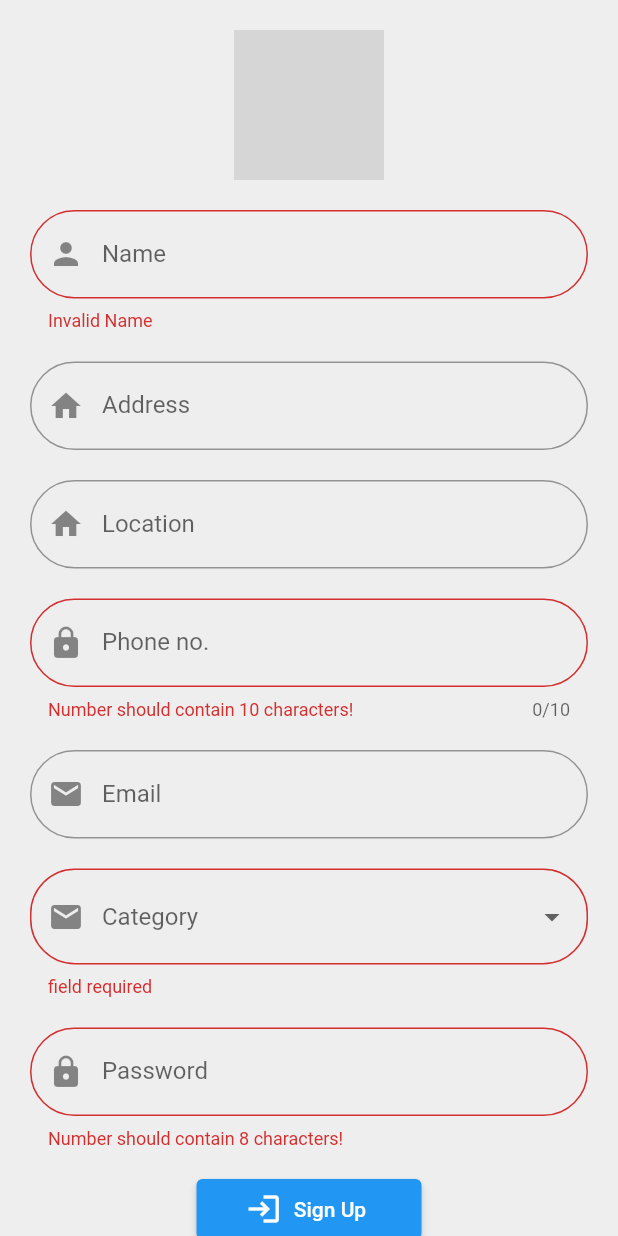
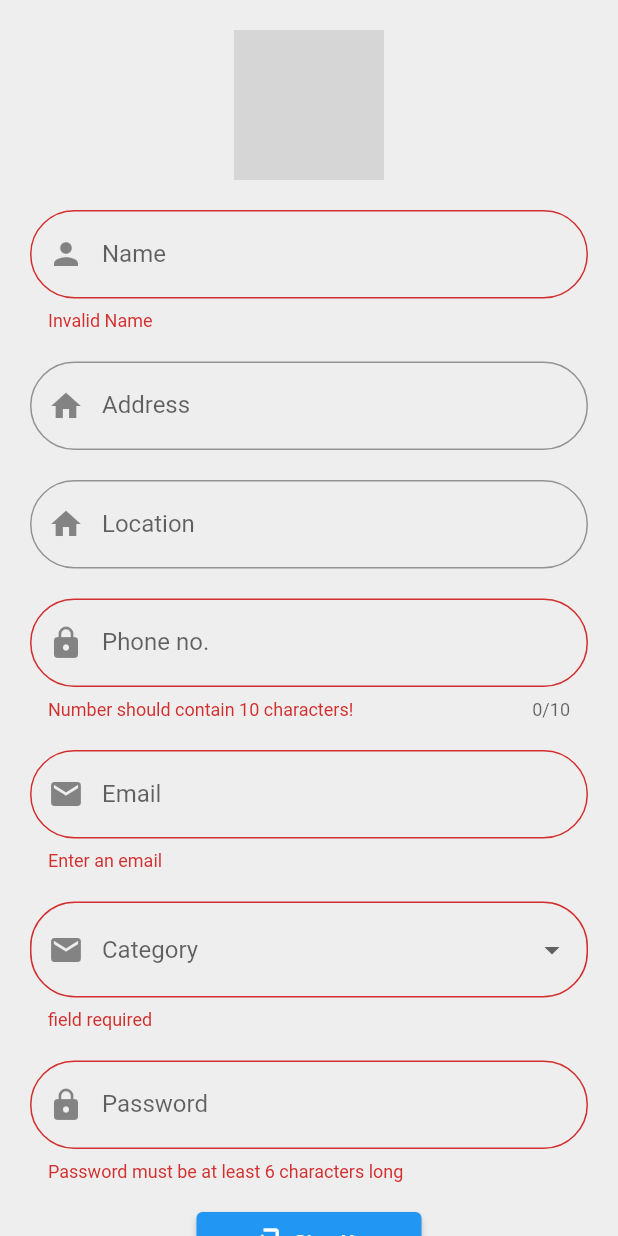
Before and after one commit to NiTHiN6282/ebucket, a Flutter app: the RegisterPage screen opened directly, after a tap on "Sign Up", on a phone screen of 412 x 824 dp. Run offline on Flutter 3.47's test engine with Material 2 defaults, Android fonts, the phone set to English and light mode, and no system bars; our stand-ins replace cached_network_image, cloud_firestore, firebase_auth, firebase_core, firebase_storage, google_fonts and 2 more; missing offline and left inert: flutter_page_indicator_tv, flutter_swiper_tv; accounts and stored records are empty; grey boxes are pictures that could not be loaded.

Commit message:
email and password validator added

```diff
--- a/lib/common/loginpage.dart
+++ b/lib/common/loginpage.dart
@@ -44,6 +44,7 @@ class _LoginPageState extends State<LoginPage> {
                   TextFormField(
                     controller: emailinputcontroller,
                     autofillHints: [AutofillHints.email],
+                    autovalidateMode: AutovalidateMode.onUserInteraction,
                     keyboardType: TextInputType.emailAddress,
                     decoration: InputDecoration(
                       labelText: 'Email',
@@ -53,7 +54,16 @@ class _LoginPageState extends State<LoginPage> {
                           borderRadius: BorderRadius.circular(30)),
                     ),
                     validator: (value) {
-                      if (value!.length <= 3) return 'Invalid Username';
+                      final pattern = r'(^[a-zA-Z0-9_.+-]+@[a-zA-Z0-9-]+\.[a-zA-Z0-9-.]+$)';
+                      final regExp = RegExp(pattern);
+
+                      if (value!.isEmpty) {
+                        return 'Enter an email';
+                      } else if (!regExp.hasMatch(value)) {
+                        return 'Enter a valid email';
+                      } else {
+                        return null;
+                      }
                     },
                   ),
                   SizedBox(
@@ -62,6 +72,7 @@ class _LoginPageState extends State<LoginPage> {
                   TextFormField(
                     controller: passwordinputcontroller,
                     obscureText: _isHidden,
+                    autovalidateMode: AutovalidateMode.onUserInteraction,
                     // keyboardType: TextInputType.emailAddress,
                     decoration: InputDecoration(
                       labelText: 'Password',
@@ -76,8 +87,11 @@ class _LoginPageState extends State<LoginPage> {
                           borderRadius: BorderRadius.circular(30)),
                     ),
                     validator: (value) {
-                      if (value!.length < 4)
-                        return 'Password should contain 4 characters!';
+                      if (value!.length < 6) {
+                        return 'Password must be at least 6 characters long';
+                      } else {
+                        return null;
+                      }
                     },
                   ),
                   SizedBox(
@@ -91,6 +105,7 @@ class _LoginPageState extends State<LoginPage> {
                     height: 40,
                     child: ElevatedButton.icon(
                         onPressed: () {
+                          FocusScope.of(context).unfocus();
                           if (_loginkey.currentState!.validate()) {
                             FirebaseAuth.instance
                                 .signInWithEmailAndPassword(
--- a/lib/common/userregistration.dart
+++ b/lib/common/userregistration.dart
@@ -51,7 +51,7 @@ class _RegisterPageState extends State<RegisterPage> {
                           borderRadius: BorderRadius.circular(30)),
                     ),
                     validator: (value) {
-                      if (value!.length <= 3) return 'Invalid Name';
+                      if (value!.length < 3) return 'Invalid Name';
                     },
                   ),
                   SizedBox(
@@ -94,6 +94,7 @@ class _RegisterPageState extends State<RegisterPage> {
                     validator: (value) {
                       if (value!.length != 10)
                         return 'Number should contain 10 characters!';
+                      return null;
                     },
                   ),
                   SizedBox(
@@ -101,6 +102,7 @@ class _RegisterPageState extends State<RegisterPage> {
                   ),
                   TextFormField(
                     controller: emailinputcontroller,
+                    autovalidateMode: AutovalidateMode.onUserInteraction,
                     keyboardType: TextInputType.emailAddress,
                     decoration: InputDecoration(
                       labelText: 'Email',
@@ -108,6 +110,18 @@ class _RegisterPageState extends State<RegisterPage> {
                       border: OutlineInputBorder(
                           borderRadius: BorderRadius.circular(30)),
                     ),
+                    validator: (value) {
+                      final pattern = r'(^[a-zA-Z0-9_.+-]+@[a-zA-Z0-9-]+\.[a-zA-Z0-9-.]+$)';
+                      final regExp = RegExp(pattern);
+
+                      if (value!.isEmpty) {
+                        return 'Enter an email';
+                      } else if (!regExp.hasMatch(value)) {
+                        return 'Enter a valid email';
+                      } else {
+                        return null;
+                      }
+                    },
                   ),
                   SizedBox(
                     height: 20,
@@ -140,6 +154,7 @@ class _RegisterPageState extends State<RegisterPage> {
                   TextFormField(
                     controller: passwordinputcontroller,
                     keyboardType: TextInputType.visiblePassword,
+                    autovalidateMode: AutovalidateMode.onUserInteraction,
                     decoration: InputDecoration(
                       labelText: 'Password',
                       prefixIcon: Icon(Icons.lock),
@@ -147,8 +162,11 @@ class _RegisterPageState extends State<RegisterPage> {
                           borderRadius: BorderRadius.circular(30)),
                     ),
                     validator: (value) {
-                      if (value!.length < 8)
-                        return 'Number should contain 8 characters!';
+                      if (value!.length < 6) {
+                        return 'Password must be at least 6 characters long';
+                      } else {
+                        return null;
+                      }
                     },
                   ),
                   SizedBox(
@@ -162,6 +180,7 @@ class _RegisterPageState extends State<RegisterPage> {
                     height: 40,
                     child: ElevatedButton.icon(
                         onPressed: () {
+                          FocusScope.of(context).unfocus();
                           if (_loginkey.currentState!.validate()) {
                             FirebaseAuth.instance
                                 .createUserWithEmailAndPassword(
```
